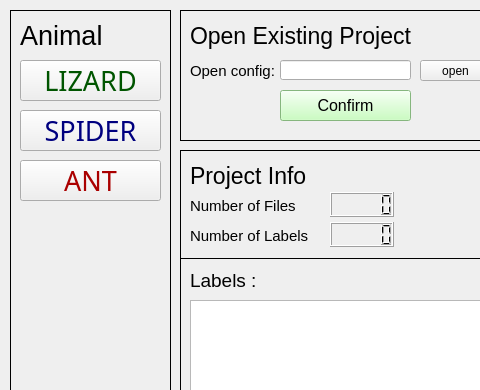
First picture: the form in lizardanalysis/GUI/DLC_Output_Kinematic_Analysis.ui, repository JojoReikun/DOKA, before the edit; both pictures show x 0 to 480 and y 0 to 390 of the 1400 by 800 pixel window.
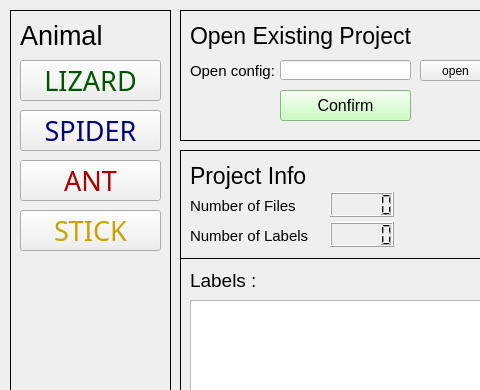
Second picture: the form after the edit.

Commit message: Added images and displays for stick insect and ant projects

```diff
--- a/lizardanalysis/GUI/DLC_Output_Kinematic_Analysis.ui
+++ b/lizardanalysis/GUI/DLC_Output_Kinematic_Analysis.ui
@@ -233,6 +233,62 @@
       <string>LIZARD</string>
      </property>
     </widget>
+    <widget class="QPushButton" name="Animal_stick_pushButton">
+     <property name="geometry">
+      <rect>
+       <x>10</x>
+       <y>200</y>
+       <width>141</width>
+       <height>41</height>
+      </rect>
+     </property>
+     <property name="palette">
+      <palette>
+       <active>
+        <colorrole role="ButtonText">
+         <brush brushstyle="SolidPattern">
+          <color alpha="255">
+           <red>201</red>
+           <green>161</green>
+           <blue>0</blue>
+          </color>
+         </brush>
+        </colorrole>
+       </active>
+       <inactive>
+        <colorrole role="ButtonText">
+         <brush brushstyle="SolidPattern">
+          <color alpha="255">
+           <red>201</red>
+           <green>161</green>
+           <blue>0</blue>
+          </color>
+         </brush>
+        </colorrole>
+       </inactive>
+       <disabled>
+        <colorrole role="ButtonText">
+         <brush brushstyle="SolidPattern">
+          <color alpha="255">
+           <red>120</red>
+           <green>120</green>
+           <blue>120</blue>
+          </color>
+         </brush>
+        </colorrole>
+       </disabled>
+      </palette>
+     </property>
+     <property name="font">
+      <font>
+       <family>Mandalore</family>
+       <pointsize>20</pointsize>
+      </font>
+     </property>
+     <property name="text">
+      <string>STICK</string>
+     </property>
+    </widget>
    </widget>
    <widget class="QFrame" name="Project_Frame">
     <property name="enabled">
```
The commit also changes 8 other files.
